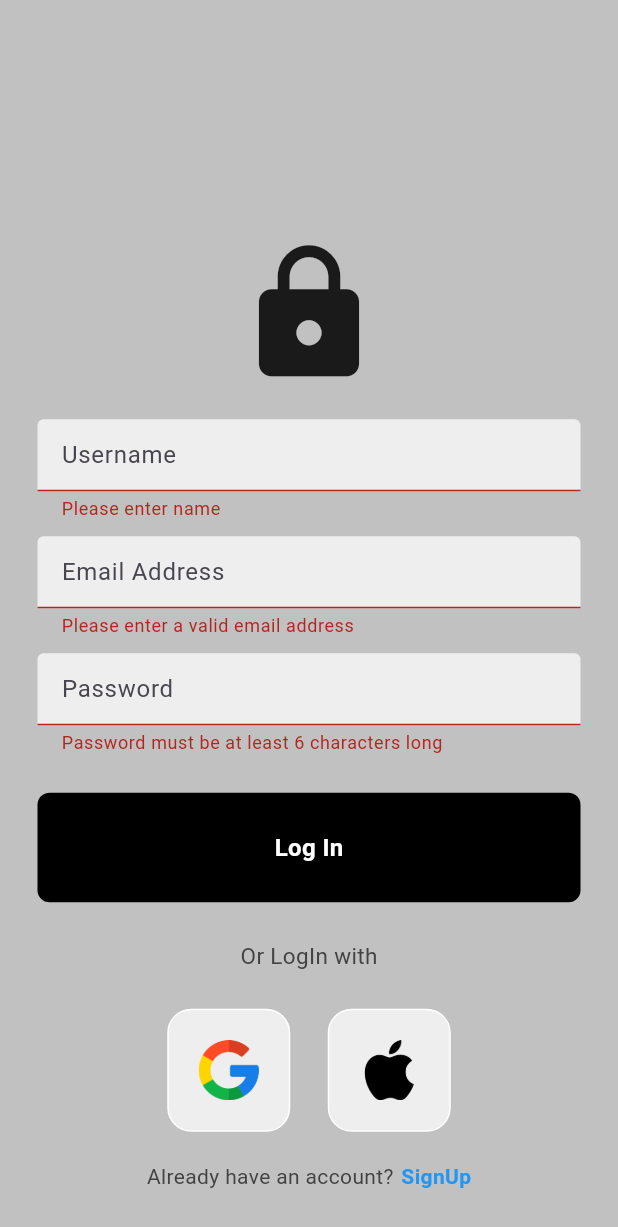
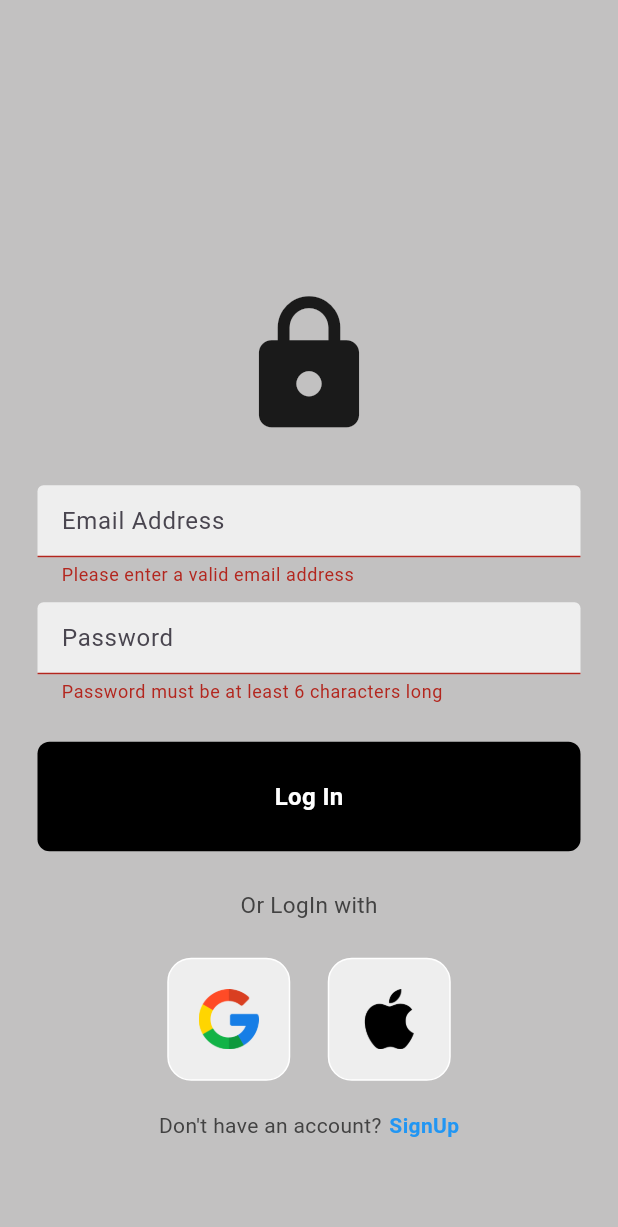
Before and after one commit to asheesh20/task_app, a Flutter app: the screen it shows after launch, after a tap on "Log In", on a phone screen of 412 x 824 dp. Shown: the top 1227 px of the screen. Run offline on Flutter 3.47's test engine with Material 3 defaults, Android fonts, the phone set to English and light mode, and no system bars; our stand-ins replace firebase_auth, firebase_core, image_picker; accounts and stored records are empty.

```diff
--- a/lib/screens/auth.dart
+++ b/lib/screens/auth.dart
@@ -1,6 +1,7 @@
 import 'package:flutter/material.dart';
 import 'package:task_app/widgets/square_tile.dart';
 import 'package:firebase_auth/firebase_auth.dart';
+import 'package:task_app/widgets/user_image_picker.dart';
 
 final _firebase = FirebaseAuth.instance;
 
@@ -21,6 +22,7 @@ class _AuthScreenState extends State<AuthScreen> {
   var _enteredName = '';
   var _enteredEmail = '';
   var _enteredPassword = '';
+  var _isAuthenticating = false;
 
   void _submit() async {
     final isValid = _formKey.currentState!.validate();
@@ -37,6 +39,9 @@ class _AuthScreenState extends State<AuthScreen> {
     if (_isLogin) {
       // log users in
       try {
+        /*setState(() {
+          _isAuthenticating = true;
+        });*/
         final userCredentials = await _firebase.signInWithEmailAndPassword(
             email: _enteredEmail, password: _enteredPassword);
       } on FirebaseAuthException catch (error) {
@@ -50,6 +55,9 @@ class _AuthScreenState extends State<AuthScreen> {
                   style: TextStyle(fontSize: 18, color: Colors.white),
                 ),
               )));
+          /*setState(() {
+            _isAuthenticating = false;
+          });*/
         } else if (error.code == 'wrong-password') {
           ScaffoldMessenger.of(context).showSnackBar(const SnackBar(
               duration: Duration(milliseconds: 100),
@@ -60,6 +68,9 @@ class _AuthScreenState extends State<AuthScreen> {
                   style: TextStyle(fontSize: 18, color: Colors.white),
                 ),
               )));
+          /*setState(() {
+            _isAuthenticating = false;
+          });*/
         }
       }
     } else {
@@ -78,6 +89,9 @@ class _AuthScreenState extends State<AuthScreen> {
                   style: TextStyle(fontSize: 18, color: Colors.white),
                 ),
               )));
+          /*setState(() {
+            _isAuthenticating = false;
+          });*/
         } else if (error.code == 'weak-pasword') {
           ScaffoldMessenger.of(context).showSnackBar(
             const SnackBar(
@@ -91,6 +105,9 @@ class _AuthScreenState extends State<AuthScreen> {
               ),
             ),
           );
+          /*setState(() {
+            _isAuthenticating = false;
+          });*/
         }
       }
     }
@@ -127,6 +144,8 @@ class _AuthScreenState extends State<AuthScreen> {
                   child: Column(
                     mainAxisSize: MainAxisSize.min,
                     children: [
+                      //if (!_isLogin) UserImagePicker(),
+                      if (!_isLogin)
                         Padding(
                           padding: const EdgeInsets.symmetric(horizontal: 25),
                           child: TextFormField(
@@ -298,7 +317,9 @@ class _AuthScreenState extends State<AuthScreen> {
                   mainAxisAlignment: MainAxisAlignment.center,
                   children: [
                     Text(
-                      'Already have an account?',
+                      _isLogin
+                          ? 'Don\'t have an account?'
+                          : 'Already have an account?',
                       style: TextStyle(color: Colors.grey[800]),
                     ),
                     const SizedBox(
```
Also changed, not shown: lib/widgets/user_image_picker.dart (added, +52 -0 lines). Lines whose indentation alone changed are shown as unchanged.
